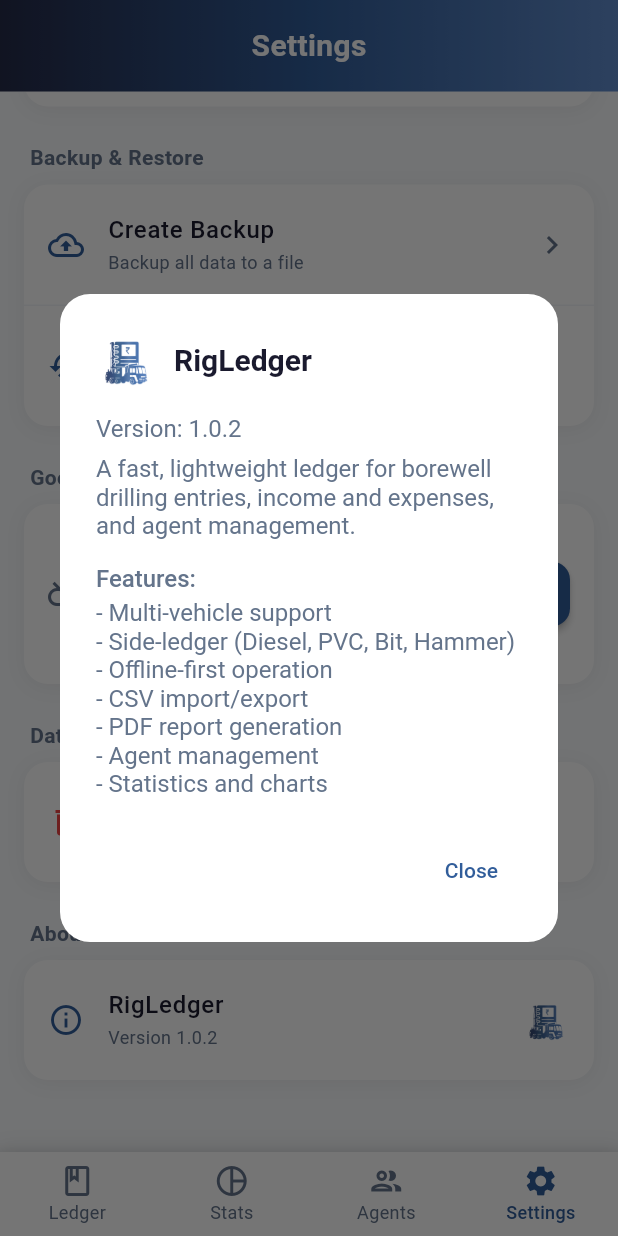
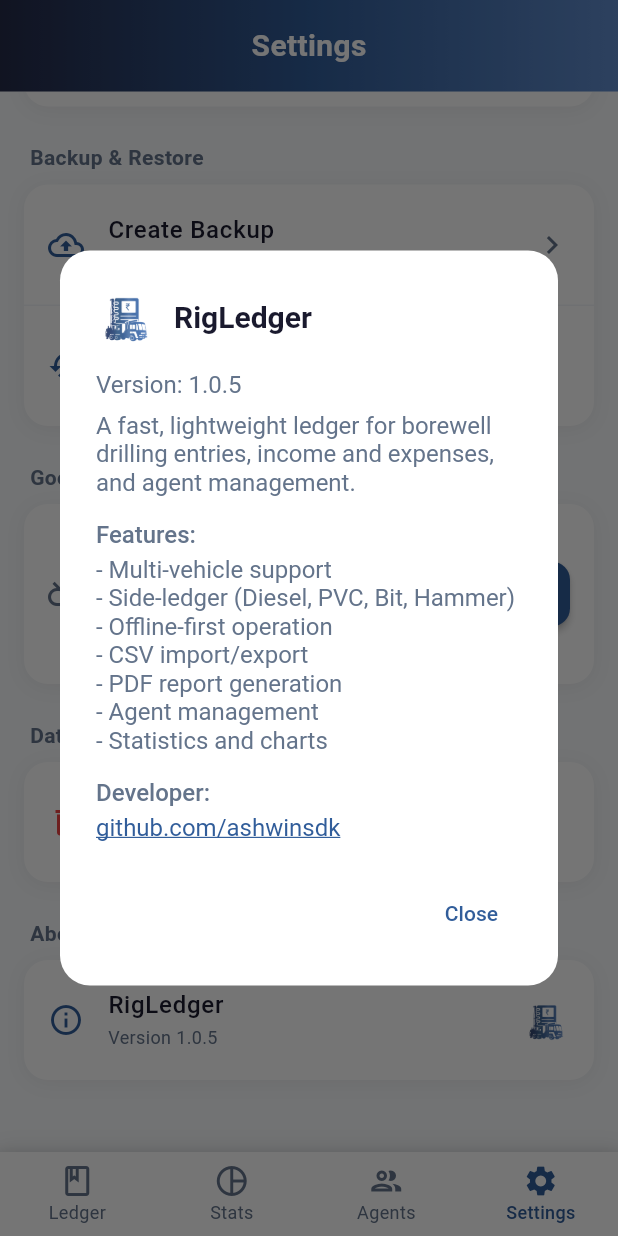
Before and after one commit to ashwinsdk/rig-ledger, a Flutter app: the screen it shows after launch, item 4 of the bottom bar chosen, scrolled down 456 dp, after a tap on "RigLedger", on a phone screen of 412 x 824 dp. Run offline on Flutter 3.47's test engine with Material 3 defaults, Android fonts, the phone set to English and light mode, and no system bars; our stand-ins replace csv, device_info_plus, file_picker, fl_chart, flutter_riverpod, google_sign_in and 6 more; missing offline and left inert: extension_google_sign_in_as_googleapis_auth, googleapis; accounts and stored records are empty.

Commit message:
v1.0.5 - Fixed UI being hidden by mobile navigation bars with edge-to-edge display - Fixed Google Drive error - Updated About section with developer GitHub contact

```diff
--- a/lib/core/services/google_drive_service.dart
+++ b/lib/core/services/google_drive_service.dart
@@ -78,8 +78,12 @@ class GoogleDriveService {
         } else if (e.toString().contains('network_error')) {
           errorMessage = 'Network error. Please check your internet connection';
         } else if (e.toString().contains('ApiException: 10')) {
-          errorMessage =
-              'Google Sign-In not configured. Please contact developer';
+          errorMessage = 'Google Sign-In configuration error.\n\n'
+              'Developer: Add SHA-1 and SHA-256 fingerprints to Firebase Console:\n'
+              '1. Run: keytool -list -v -keystore <keystore-path> -alias <alias>\n'
+              '2. Add fingerprints to Firebase Project Settings\n'
+              '3. Download new google-services.json and rebuild app\n\n'
+              'Contact: github.com/ashwinsdk';
         } else if (e.toString().contains('ApiException: 12500')) {
           errorMessage = 'Google Play Services needs to be updated';
         }
--- a/lib/features/settings/settings_screen.dart
+++ b/lib/features/settings/settings_screen.dart
@@ -173,7 +173,7 @@ class SettingsScreen extends ConsumerWidget {
                     _SettingsTile(
                       icon: Icons.info_outlined,
                       title: 'RigLedger',
-                      subtitle: 'Version 1.0.2',
+                      subtitle: 'Version 1.0.5',
                       trailing: Image.asset(
                         'assets/images/logo.png',
                         width: 32,
@@ -391,29 +391,47 @@ class SettingsScreen extends ConsumerWidget {
             const Text('RigLedger'),
           ],
         ),
-        content: const Column(
+        content: Column(
           mainAxisSize: MainAxisSize.min,
           crossAxisAlignment: CrossAxisAlignment.start,
           children: [
-            Text('Version: 1.0.2'),
-            SizedBox(height: 8),
-            Text(
+            const Text('Version: 1.0.5'),
+            const SizedBox(height: 8),
+            const Text(
               'A fast, lightweight ledger for borewell drilling entries, income and expenses, and agent management.',
               style: TextStyle(color: AppColors.textSecondary),
             ),
-            SizedBox(height: 16),
-            Text(
+            const SizedBox(height: 16),
+            const Text(
               'Features:',
               style: TextStyle(fontWeight: FontWeight.w500),
             ),
-            SizedBox(height: 4),
-            Text('- Multi-vehicle support'),
-            Text('- Side-ledger (Diesel, PVC, Bit, Hammer)'),
-            Text('- Offline-first operation'),
-            Text('- CSV import/export'),
-            Text('- PDF report generation'),
-            Text('- Agent management'),
-            Text('- Statistics and charts'),
+            const SizedBox(height: 4),
+            const Text('- Multi-vehicle support'),
+            const Text('- Side-ledger (Diesel, PVC, Bit, Hammer)'),
+            const Text('- Offline-first operation'),
+            const Text('- CSV import/export'),
+            const Text('- PDF report generation'),
+            const Text('- Agent management'),
+            const Text('- Statistics and charts'),
+            const SizedBox(height: 16),
+            const Text(
+              'Developer:',
+              style: TextStyle(fontWeight: FontWeight.w500),
+            ),
+            const SizedBox(height: 4),
+            GestureDetector(
+              onTap: () {
+                // Could add URL launcher here if needed
+              },
+              child: const Text(
+                'github.com/ashwinsdk',
+                style: TextStyle(
+                  color: AppColors.primary,
+                  decoration: TextDecoration.underline,
+                ),
+              ),
+            ),
           ],
         ),
         actions: [
--- a/lib/main.dart
+++ b/lib/main.dart
@@ -20,6 +20,11 @@ void main() async {
     DeviceOrientation.portraitUp,
     DeviceOrientation.portraitDown,
   ]);
+
+  // Hide system navigation bars for immersive experience
+  await SystemChrome.setEnabledSystemUIMode(
+    SystemUiMode.immersiveSticky,
+  );
 
   // Initialize Hive
   await Hive.initFlutter();
```
Also changed, not shown: 4 other files.
